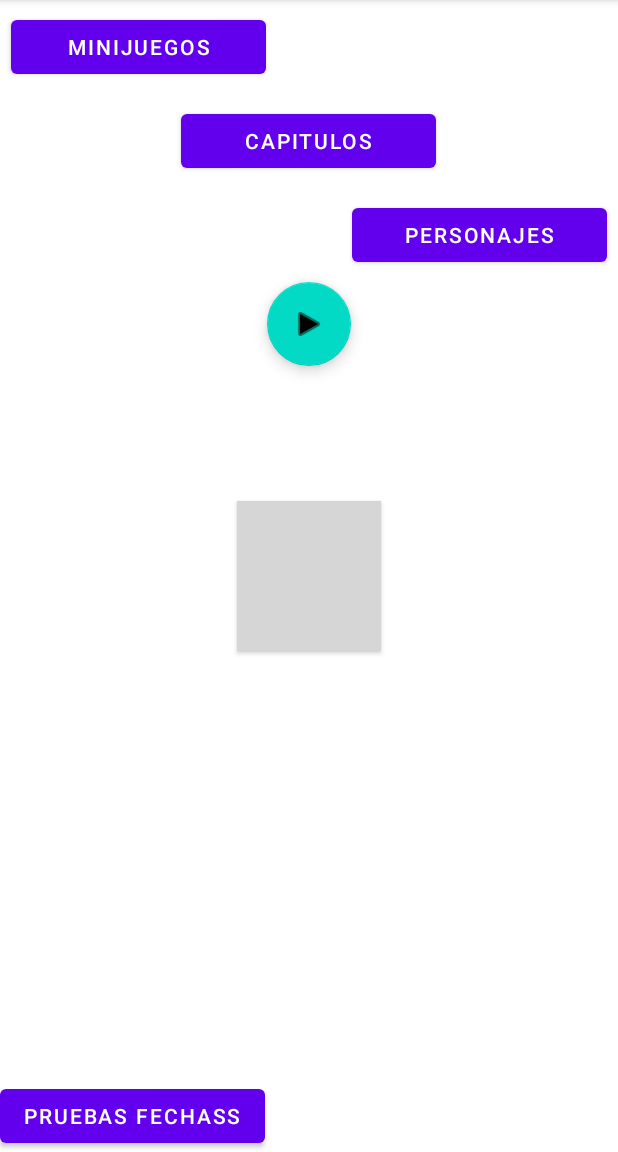
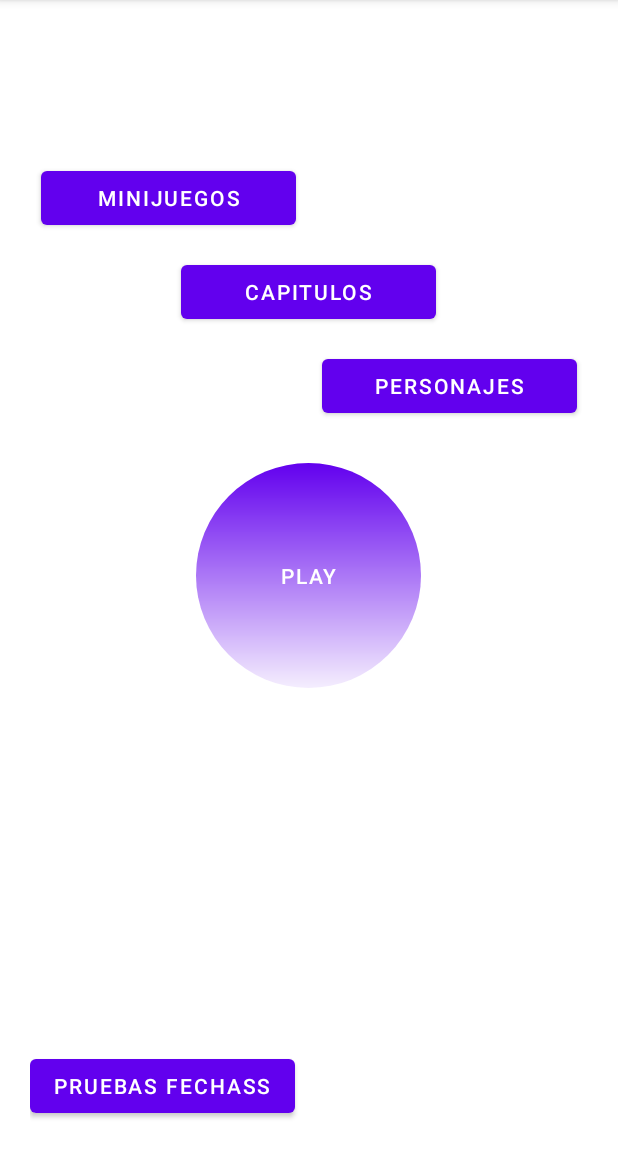
Before and after one commit to IfIv72/IfIv, an Android app: the screen it shows after launch (MainActivity), on a phone screen of 412 x 824 dp, the part 84-1236 px from its top. Run offline under Robolectric (Android 15) with nearby library versions, the phone set to English and light mode, and no system bars; grey boxes are pictures that could not be loaded.

Commit message:
inicio y minijuegos sin terminar

```diff
--- /dev/null
+++ b/app/src/main/res/drawable/shape_btn_redondo.xml
@@ -0,0 +1,21 @@
+<?xml version="1.0" encoding="utf-8"?>
+<shape android:shape="oval"
+    xmlns:android="http://schemas.android.com/apk/res/android">
+
+    <gradient
+        android:angle="90"
+        android:endColor="#6C8EF3"
+        android:startColor="#11252121"
+        android:type="linear" />
+    <size
+        android:width="150dp"
+        android:height="150dp"></size>
+
+</shape>
+
+<!--
+<androidx.constraintlayout.widget.ConstraintLayout xmlns:android="http://schemas.android.com/apk/res/android"
+    android:layout_width="match_parent"
+    android:layout_height="match_parent">
+
+</androidx.constraintlayout.widget.ConstraintLayout>-->
--- a/app/src/main/res/layout/activity_main.xml
+++ b/app/src/main/res/layout/activity_main.xml
@@ -5,18 +5,26 @@
     xmlns:tools="http://schemas.android.com/tools"
     android:layout_width="match_parent"
     android:layout_height="match_parent"
+    android:padding="20dp"
     tools:context=".MainActivity">
 
 
 
 <!--    Esto se puede borrar pero es que estoy haciedo pruebas con las f*cking fechas-->
+    <RelativeLayout
+        android:id="@+id/layBotones"
+        android:layout_width="wrap_content"
+        android:layout_height="wrap_content"
+        android:layout_above="@+id/btnJugar"
+        android:layout_marginBottom="20dp">
         <Button
             android:id="@+id/btnMinijuego"
             android:layout_width="170dp"
             android:layout_height="wrap_content"
             android:layout_margin="7dp"
             android:text="Minijuegos"
-        android:layout_alignParentStart="true"/>
+            android:layout_alignParentStart="true"
+            android:onClick="irMinijuegos"/>
 
         <Button
             android:id="@+id/btnCapitulo"
@@ -25,7 +33,8 @@
             android:layout_margin="7dp"
             android:text="Capitulos"
             android:layout_centerHorizontal="true"
-        android:layout_below="@+id/btnMinijuego"/>
+            android:layout_below="@+id/btnMinijuego"
+            android:onClick="irCapitulos"/>
 
         <Button
             android:id="@+id/btnPersonajes"
@@ -34,31 +43,25 @@
             android:layout_margin="7dp"
             android:text="Personajes"
             android:layout_alignParentEnd="true"
-        android:layout_below="@+id/btnCapitulo"/>
+            android:layout_below="@+id/btnCapitulo"
+            android:onClick="irPersonajes"/>
+    </RelativeLayout>
+
+    <Button
+        android:id="@+id/btnJugar"
+        android:layout_width="wrap_content"
+        android:layout_height="wrap_content"
+        android:layout_centerInParent="true"
+        android:background="@drawable/shape_btn_redondo"
+        android:text="play"
+        android:onClick="jugar"/>
+
 
     <Button
         android:layout_width="wrap_content"
         android:layout_height="wrap_content"
+        android:layout_alignParentBottom="true"
         android:onClick="abrirPrueba"
         android:text="Pruebas fechass"
-        android:layout_alignParentBottom="true"
         app:layout_constraintTop_toTopOf="parent" />
-
-
-    <Button
-        android:layout_width="wrap_content"
-        android:layout_height="100dp"
-        android:layout_centerInParent="true"
-        android:background="@drawable/borde_redondo"
-        android:src="@android:drawable/ic_media_play"/>
-
-    <com.google.android.material.floatingactionbutton.FloatingActionButton
-        android:id="@+id/btnJugar"
-        android:layout_width="120dp"
-        android:layout_height="wrap_content"
-        android:layout_centerHorizontal="true"
-        android:layout_below="@+id/btnPersonajes"
-        android:clickable="true"
-        android:src="@android:drawable/ic_media_play" />
-
 </RelativeLayout>
--- /dev/null
+++ b/app/src/main/res/layout/capitulos.xml
@@ -0,0 +1,6 @@
+<?xml version="1.0" encoding="utf-8"?>
+<androidx.constraintlayout.widget.ConstraintLayout xmlns:android="http://schemas.android.com/apk/res/android"
+    android:layout_width="match_parent"
+    android:layout_height="match_parent">
+
+</androidx.constraintlayout.widget.ConstraintLayout>
--- /dev/null
+++ b/app/src/main/res/layout/personajes.xml
@@ -0,0 +1,6 @@
+<?xml version="1.0" encoding="utf-8"?>
+<androidx.constraintlayout.widget.ConstraintLayout xmlns:android="http://schemas.android.com/apk/res/android"
+    android:layout_width="match_parent"
+    android:layout_height="match_parent">
+
+</androidx.constraintlayout.widget.ConstraintLayout>
```
Also changed, not shown: app/src/main/java/com/example/if_iv/MainActivity.java (+24 -0 lines), app/src/main/java/com/example/if_iv/Minijuegos_main.java (added, +26 -0 lines), app/src/main/res/drawable/shape_bordes_redondos.xml (added, +23 -0 lines), app/src/main/res/layout/borde_redondo.xml (deleted, +0 -16 lines), app/src/main/res/layout/minijuegos_main.xml (added, +66 -0 lines), app/src/main/res/drawable/cofre.jpg (added). Lines whose indentation alone changed are shown as unchanged.
